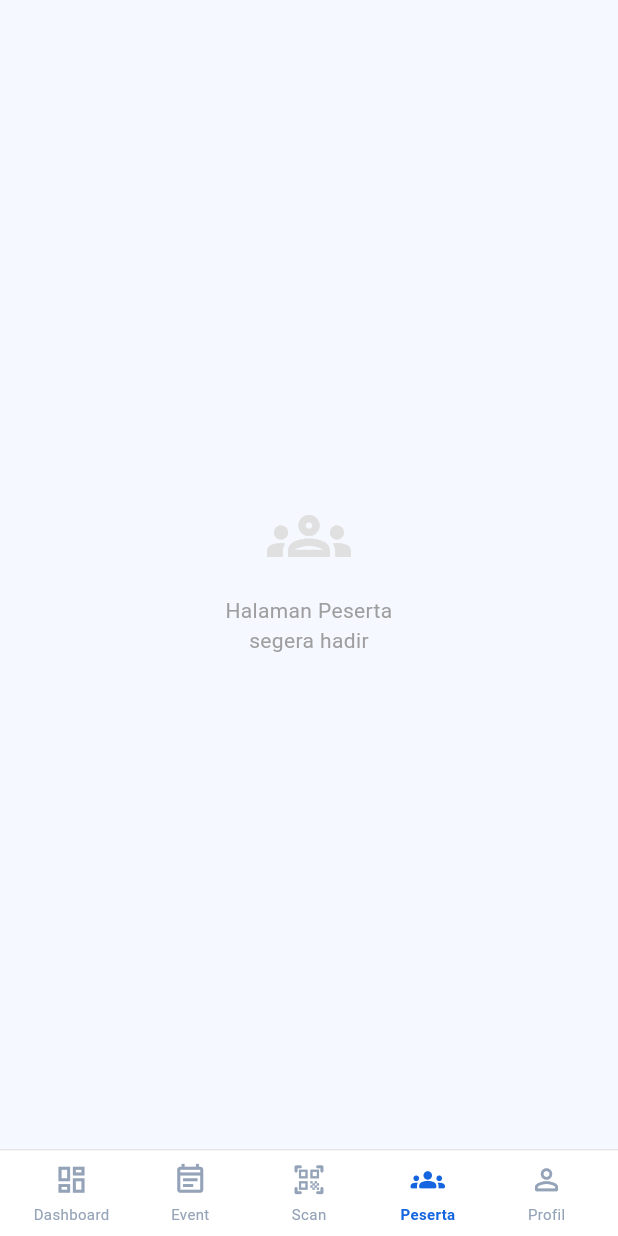
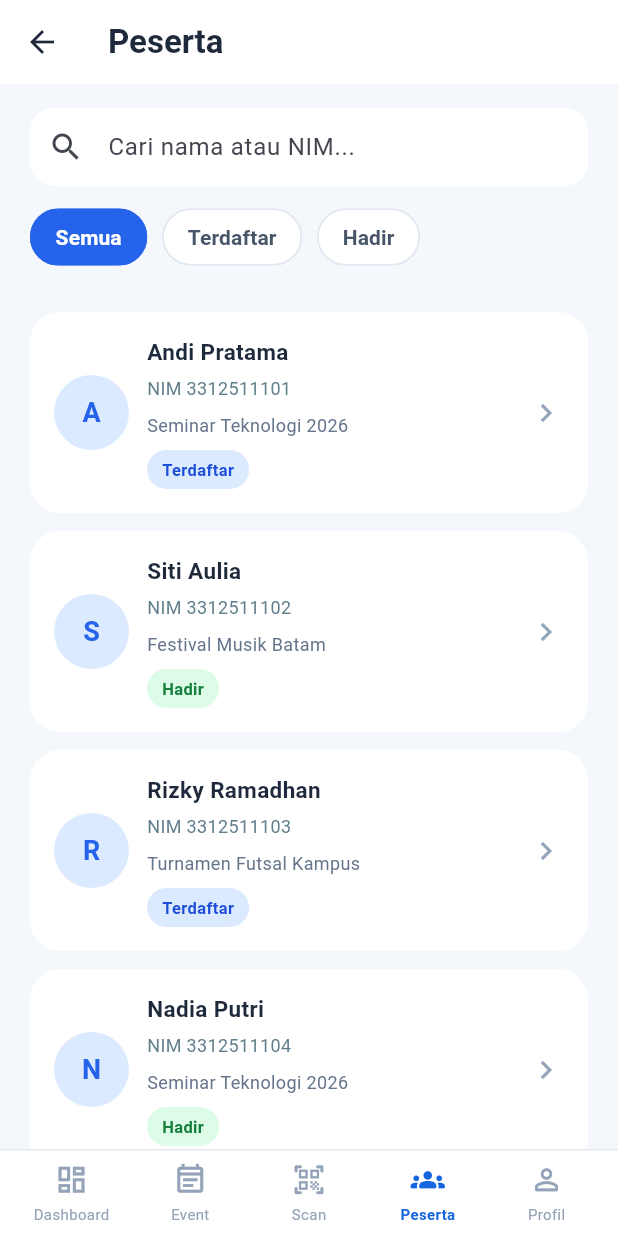
Before and after one commit to fajarharisetiawan02/Aplikasi_Event_Kampus_PBLIF3_MB05, a Flutter app: the OrganizerMainScreen screen opened directly, after a tap on "5 pembayaran menunggu konfirmasi", on a phone screen of 412 x 824 dp. Run offline on Flutter 3.47's test engine with Material 3 defaults, Android fonts, the light colour scheme and no system bars; our stand-ins replace qr_flutter; missing offline and left inert: mobile_scanner; accounts and stored records are empty.

Commit message:
Rafie 3312511136
Menambahkan fitur halaman scan tiket bagi peserta, dan juga menambahkan fitur halaman peserta/participant

```diff
--- a/lib/screens/organizer/organizer_main_screen.dart
+++ b/lib/screens/organizer/organizer_main_screen.dart
@@ -2,9 +2,9 @@ import 'package:flutter/material.dart';
 import '../../utils/app_colors.dart';
 import 'organizer_dashboard_screen.dart';
 import 'organizer_event_screen.dart';
+import 'organizer_scan_screen.dart';
+import 'organizer_participant_screen.dart';
 
-// Kerangka mode penyelenggara: bottom navigation 5 menu.
-// Dashboard dan Event sudah dibuat, menu lain masih placeholder.
 class OrganizerMainScreen extends StatefulWidget {
   const OrganizerMainScreen({super.key});
 
@@ -23,44 +23,37 @@ class _OrganizerMainScreenState extends State<OrganizerMainScreen> {
         onOpenPeserta: () => setState(() => _selectedIndex = 3),
       ),
       const OrganizerEventScreen(),
-      _placeholder('Scan tiket', Icons.qr_code_scanner_rounded),
-      _placeholder('Peserta', Icons.groups_outlined),
+      const OrganizerScanScreen(),
+      const OrganizerParticipantScreen(),
       _profilPlaceholder(),
     ];
 
     return Scaffold(
       backgroundColor: AppColors.background,
       body: SafeArea(
-        child: IndexedStack(index: _selectedIndex, children: pages),
+        child: IndexedStack(
+          index: _selectedIndex,
+          children: pages,
+        ),
       ),
       bottomNavigationBar: _bottomNav(),
     );
   }
 
-  Widget _placeholder(String label, IconData icon) {
-    return Center(
-      child: Column(
-        mainAxisSize: MainAxisSize.min,
-        children: [
-          Icon(icon, size: 56, color: Colors.grey.shade300),
-          const SizedBox(height: 12),
-          Text(
-            'Halaman $label\nsegera hadir',
-            textAlign: TextAlign.center,
-            style: const TextStyle(color: Colors.grey),
-          ),
-        ],
-      ),
-    );
-  }
+  // =========================
+  // PROFIL
+  // =========================
 
-  // Sementara menu Profil hanya menyediakan tombol untuk kembali ke mode peserta.
   Widget _profilPlaceholder() {
     return Center(
       child: Column(
         mainAxisSize: MainAxisSize.min,
         children: [
-          Icon(Icons.person_outline_rounded, size: 56, color: Colors.grey.shade300),
+          Icon(
+            Icons.person_outline_rounded,
+            size: 56,
+            color: Colors.grey.shade300,
+          ),
           const SizedBox(height: 12),
           const Text(
             'Halaman Profil\nsegera hadir',
@@ -74,8 +67,12 @@ class _OrganizerMainScreenState extends State<OrganizerMainScreen> {
             label: const Text('Kembali ke mode peserta'),
             style: OutlinedButton.styleFrom(
               foregroundColor: AppColors.primaryBlue,
-              side: const BorderSide(color: AppColors.primaryBlue),
-              shape: RoundedRectangleBorder(borderRadius: BorderRadius.circular(12)),
+              side: const BorderSide(
+                color: AppColors.primaryBlue,
+              ),
+              shape: RoundedRectangleBorder(
+                borderRadius: BorderRadius.circular(12),
+              ),
             ),
           ),
         ],
@@ -91,18 +88,48 @@ class _OrganizerMainScreenState extends State<OrganizerMainScreen> {
     return Container(
       decoration: const BoxDecoration(
         color: Colors.white,
-        border: Border(top: BorderSide(color: Color(0xFFE5E7EB))),
+        border: Border(
+          top: BorderSide(color: Color(0xFFE5E7EB)),
+        ),
       ),
       child: SafeArea(
         child: Padding(
-          padding: const EdgeInsets.symmetric(horizontal: 8, vertical: 8),
+          padding: const EdgeInsets.symmetric(
+            horizontal: 8,
+            vertical: 8,
+          ),
           child: Row(
             children: [
-              _navItem(Icons.dashboard_outlined, Icons.dashboard_rounded, 'Dashboard', 0),
-              _navItem(Icons.event_note_outlined, Icons.event_note_rounded, 'Event', 1),
-              _navItem(Icons.qr_code_scanner_rounded, Icons.qr_code_scanner_rounded, 'Scan', 2),
-              _navItem(Icons.groups_outlined, Icons.groups_rounded, 'Peserta', 3),
-              _navItem(Icons.person_outline_rounded, Icons.person_rounded, 'Profil', 4),
+              _navItem(
+                Icons.dashboard_outlined,
+                Icons.dashboard_rounded,
+                'Dashboard',
+                0,
+              ),
+              _navItem(
+                Icons.event_note_outlined,
+                Icons.event_note_rounded,
+                'Event',
+                1,
+              ),
+              _navItem(
+                Icons.qr_code_scanner_rounded,
+                Icons.qr_code_scanner_rounded,
+                'Scan',
+                2,
+              ),
+              _navItem(
+                Icons.groups_outlined,
+                Icons.groups_rounded,
+                'Peserta',
+                3,
+              ),
+              _navItem(
+                Icons.person_outline_rounded,
+                Icons.person_rounded,
+                'Profil',
+                4,
+              ),
             ],
           ),
         ),
@@ -110,24 +137,41 @@ class _OrganizerMainScreenState extends State<OrganizerMainScreen> {
     );
   }
 
-  Widget _navItem(IconData icon, IconData activeIcon, String label, int index) {
+  Widget _navItem(
+    IconData icon,
+    IconData activeIcon,
+    String label,
+    int index,
+  ) {
     final bool isSelected = _selectedIndex == index;
-    final Color color = isSelected ? AppColors.primaryBlue : const Color(0xFF94A3B8);
+    final Color color = isSelected
+        ? AppColors.primaryBlue
+        : const Color(0xFF94A3B8);
 
     return Expanded(
       child: GestureDetector(
-        onTap: () => setState(() => _selectedIndex = index),
+        onTap: () {
+          setState(() {
+            _selectedIndex = index;
+          });
+        },
         behavior: HitTestBehavior.opaque,
         child: Column(
           mainAxisSize: MainAxisSize.min,
           children: [
-            Icon(isSelected ? activeIcon : icon, size: 23, color: color),
+            Icon(
+              isSelected ? activeIcon : icon,
+              size: 23,
+              color: color,
+            ),
             const SizedBox(height: 4),
             Text(
               label,
               style: TextStyle(
                 fontSize: 10,
-                fontWeight: isSelected ? FontWeight.w600 : FontWeight.normal,
+                fontWeight: isSelected
+                    ? FontWeight.w600
+                    : FontWeight.normal,
                 color: color,
               ),
             ),
--- /dev/null
+++ b/lib/screens/organizer/organizer_participant_screen.dart
@@ -0,0 +1,242 @@
+import 'package:flutter/material.dart';
+import '../../utils/app_colors.dart';
+
+class OrganizerParticipantScreen extends StatefulWidget {
+  const OrganizerParticipantScreen({super.key});
+
+  @override
+  State<OrganizerParticipantScreen> createState() =>
+      _OrganizerParticipantScreenState();
+}
+
+class _OrganizerParticipantScreenState
+    extends State<OrganizerParticipantScreen> {
+  final TextEditingController _searchController = TextEditingController();
+
+  String _selectedFilter = 'Semua';
+
+  // Data contoh untuk tampilan awal.
+  // Nantinya bisa diganti dengan data dari API Laravel.
+  final List<Map<String, String>> _participants = [
+    {
+      'name': 'Andi Pratama',
+      'nim': '3312511101',
+      'event': 'Seminar Teknologi 2026',
+      'status': 'Terdaftar',
+    },
+    {
+      'name': 'Siti Aulia',
+      'nim': '3312511102',
+      'event': 'Festival Musik Batam',
+      'status': 'Hadir',
+    },
+    {
+      'name': 'Rizky Ramadhan',
+      'nim': '3312511103',
+      'event': 'Turnamen Futsal Kampus',
+      'status': 'Terdaftar',
+    },
+    {
+      'name': 'Nadia Putri',
+      'nim': '3312511104',
+      'event': 'Seminar Teknologi 2026',
+      'status': 'Hadir',
+    },
+  ];
+
+  @override
+  void dispose() {
+    _searchController.dispose();
+    super.dispose();
+  }
+
+  @override
+  Widget build(BuildContext context) {
+    final filteredParticipants = _participants.where((participant) {
+      final keyword = _searchController.text.toLowerCase();
+
+      final matchesSearch =
+          participant['name']!.toLowerCase().contains(keyword) ||
+          participant['nim']!.toLowerCase().contains(keyword);
+
+      final matchesFilter = _selectedFilter == 'Semua' ||
+          participant['status'] == _selectedFilter;
+
+      return matchesSearch && matchesFilter;
+    }).toList();
+
+    return Scaffold(
+      backgroundColor: const Color(0xFFF4F7FC),
+      appBar: AppBar(
+        backgroundColor: Colors.white,
+        elevation: 0,
+        foregroundColor: const Color(0xFF1E293B),
+        title: const Text(
+          'Peserta',
+          style: TextStyle(fontWeight: FontWeight.bold),
+        ),
+      ),
+      body: Column(
+        children: [
+          Padding(
+            padding: const EdgeInsets.fromLTRB(20, 16, 20, 12),
+            child: TextField(
+              controller: _searchController,
+              onChanged: (_) => setState(() {}),
+              decoration: InputDecoration(
+                hintText: 'Cari nama atau NIM...',
+                prefixIcon: const Icon(Icons.search),
+                filled: true,
+                fillColor: Colors.white,
+                contentPadding: const EdgeInsets.symmetric(vertical: 14),
+                border: OutlineInputBorder(
+                  borderRadius: BorderRadius.circular(16),
+                  borderSide: BorderSide.none,
+                ),
+              ),
+            ),
+          ),
+          SizedBox(
+            height: 44,
+            child: ListView(
+              scrollDirection: Axis.horizontal,
+              padding: const EdgeInsets.symmetric(horizontal: 20),
+              children: ['Semua', 'Terdaftar', 'Hadir'].map((filter) {
+                final selected = _selectedFilter == filter;
+
+                return Padding(
+                  padding: const EdgeInsets.only(right: 10),
+                  child: ChoiceChip(
+                    label: Text(filter),
+                    selected: selected,
+                    showCheckmark: false,
+                    selectedColor: const Color(0xFF2563EB),
+                    backgroundColor: Colors.white,
+                    labelStyle: TextStyle(
+                      color: selected ? Colors.white : const Color(0xFF475569),
+                      fontWeight: FontWeight.w600,
+                    ),
+                    shape: RoundedRectangleBorder(
+                      borderRadius: BorderRadius.circular(24),
+                      side: BorderSide(
+                        color: selected
+                            ? const Color(0xFF2563EB)
+                            : const Color(0xFFE2E8F0),
+                      ),
+                    ),
+                    onSelected: (_) {
+                      setState(() => _selectedFilter = filter);
+                    },
+                  ),
+                );
+              }).toList(),
+            ),
+          ),
+          const SizedBox(height: 8),
+          Expanded(
+            child: filteredParticipants.isEmpty
+                ? const Center(
+                    child: Text(
+                      'Peserta tidak ditemukan.',
+                      style: TextStyle(color: Colors.blueGrey),
+                    ),
+                  )
+                : ListView.builder(
+                    padding: const EdgeInsets.all(20),
+                    itemCount: filteredParticipants.length,
+                    itemBuilder: (context, index) {
+                      final participant = filteredParticipants[index];
+                      final isPresent = participant['status'] == 'Hadir';
+                      final name = participant['name']!;
+
+                      return Container(
+                        margin: const EdgeInsets.only(bottom: 12),
+                        padding: const EdgeInsets.all(16),
+                        decoration: BoxDecoration(
+                          color: Colors.white,
+                          borderRadius: BorderRadius.circular(20),
+                        ),
+                        child: Row(
+                          children: [
+                            CircleAvatar(
+                              radius: 25,
+                              backgroundColor: const Color(0xFFDBEAFE),
+                              child: Text(
+                                name.substring(0, 1).toUpperCase(),
+                                style: const TextStyle(
+                                  color: Color(0xFF2563EB),
+                                  fontWeight: FontWeight.bold,
+                                  fontSize: 18,
+                                ),
+                              ),
+                            ),
+                            const SizedBox(width: 12),
+                            Expanded(
+                              child: Column(
+                                crossAxisAlignment: CrossAxisAlignment.start,
+                                children: [
+                                  Text(
+                                    name,
+                                    style: const TextStyle(
+                                      fontWeight: FontWeight.bold,
+                                      fontSize: 15,
+                                      color: Color(0xFF1E293B),
+                                    ),
+                                  ),
+                                  const SizedBox(height: 5),
+                                  Text(
+                                    'NIM ${participant['nim']}',
+                                    style: const TextStyle(
+                                      fontSize: 12,
+                                      color: Colors.blueGrey,
+                                    ),
+                                  ),
+                                  const SizedBox(height: 8),
+                                  Text(
+                                    participant['event']!,
+                                    style: const TextStyle(
+                                      fontSize: 12,
+                                      color: Color(0xFF64748B),
+                                    ),
+                                  ),
+                                  const SizedBox(height: 8),
+                                  Container(
+                                    padding: const EdgeInsets.symmetric(
+                                      horizontal: 10,
+                                      vertical: 5,
+                                    ),
+                                    decoration: BoxDecoration(
+                                      color: isPresent
+                                          ? const Color(0xFFDCFCE7)
+                                          : const Color(0xFFDBEAFE),
+                                      borderRadius: BorderRadius.circular(20),
+                                    ),
+                                    child: Text(
+                                      participant['status']!,
+                                      style: TextStyle(
+                                        fontSize: 11,
+                                        fontWeight: FontWeight.w600,
+                                        color: isPresent
+                                            ? const Color(0xFF15803D)
+                                            : const Color(0xFF1D4ED8),
+                                      ),
+                                    ),
+                                  ),
+                                ],
+                              ),
+                            ),
+                            const Icon(
+                              Icons.chevron_right,
+                              color: Color(0xFF94A3B8),
+                            ),
+                          ],
+                        ),
+                      );
+                    },
+                  ),
+          ),
+        ],
+      ),
+    );
+  }
+}
--- /dev/null
+++ b/lib/screens/organizer/organizer_scan_screen.dart
@@ -0,0 +1,165 @@
+
+import 'package:flutter/material.dart';
+import 'package:mobile_scanner/mobile_scanner.dart';
+import '../../utils/app_colors.dart';
+
+class OrganizerScanScreen extends StatefulWidget {
+  const OrganizerScanScreen({super.key});
+
+  @override
+  State<OrganizerScanScreen> createState() =>
+      _OrganizerScanScreenState();
+}
+
+class _OrganizerScanScreenState
+    extends State<OrganizerScanScreen> {
+  final MobileScannerController _controller =
+      MobileScannerController();
+
+  bool _alreadyScanned = false;
+
+  @override
+  void dispose() {
+    _controller.dispose();
+    super.dispose();
+  }
+
+  void _onDetect(BarcodeCapture capture) {
+    if (_alreadyScanned) return;
+
+    for (final barcode in capture.barcodes) {
+      final value = barcode.rawValue;
+
+      if (value != null && value.isNotEmpty) {
+        _alreadyScanned = true;
+        _controller.stop();
+
+        if (!mounted) return;
+
+        showDialog<void>(
+          context: context,
+          builder: (dialogContext) => AlertDialog(
+            title: const Text('QR Berhasil Dibaca'),
+            content: SelectableText(
+              'Isi QR:\n$value',
+            ),
+            actions: [
+              TextButton(
+                onPressed: () {
+                  Navigator.pop(dialogContext);
+                  _alreadyScanned = false;
+                  _controller.start();
+                },
+                child: const Text('Scan Lagi'),
+              ),
+              TextButton(
+                onPressed: () => Navigator.pop(dialogContext),
+                child: const Text('Tutup'),
+              ),
+            ],
+          ),
+        );
+        break;
+      }
+    }
+  }
+
+  @override
+  Widget build(BuildContext context) {
+    return Scaffold(
+      backgroundColor: Colors.black,
+      appBar: AppBar(
+        title: const Text('Scan Tiket'),
+        backgroundColor: Colors.white,
+        foregroundColor: AppColors.textDark,
+        elevation: 0,
+      ),
+      body: Stack(
+        fit: StackFit.expand,
+        children: [
+          MobileScanner(
+            controller: _controller,
+            onDetect: _onDetect,
+            errorBuilder: (context, error) {
+              return Container(
+                color: const Color(0xFFF4F7FC),
+                padding: const EdgeInsets.all(24),
+                child: Center(
+                  child: Column(
+                    mainAxisSize: MainAxisSize.min,
+                    children: [
+                      const Icon(
+                        Icons.no_photography_outlined,
+                        size: 60,
+                        color: Colors.blueGrey,
+                      ),
+                      const SizedBox(height: 16),
+                      const Text(
+                        'Kamera tidak dapat dibuka',
+                        style: TextStyle(
+                          fontSize: 18,
+                          fontWeight: FontWeight.bold,
+                        ),
+                      ),
+                      const SizedBox(height: 8),
+                      Text(
+                        error.errorCode.message ??
+                            'Periksa izin kamera perangkat atau browser.',
+                        textAlign: TextAlign.center,
+                      ),
+                      const SizedBox(height: 16),
+                      ElevatedButton(
+                        onPressed: () => _controller.start(),
+                        child: const Text('Coba Lagi'),
+                      ),
+                    ],
+                  ),
+                ),
+              );
+            },
+          ),
+
+          // Bingkai panduan QR di atas preview kamera.
+          IgnorePointer(
+            child: Center(
+              child: Container(
+                width: 250,
+                height: 250,
+                decoration: BoxDecoration(
+                  border: Border.all(
+                    color: Colors.white,
+                    width: 3,
+                  ),
+                  borderRadius: BorderRadius.circular(24),
+                ),
+              ),
+            ),
+          ),
+
+          Positioned(
+            left: 20,
+            right: 20,
+            bottom: 24,
+            child: SafeArea(
+              child: Container(
+                padding: const EdgeInsets.all(16),
+                decoration: BoxDecoration(
+                  color: Colors.black.withValues(alpha: 0.65),
+                  borderRadius: BorderRadius.circular(16),
+                ),
+                child: const Text(
+                  'Arahkan kamera ke QR Code tiket peserta',
+                  textAlign: TextAlign.center,
+                  style: TextStyle(
+                    color: Colors.white,
+                    fontSize: 15,
+                  ),
+                ),
+              ),
+            ),
+          ),
+        ],
+      ),
+    );
+  }
+}
--- a/pubspec.yaml
+++ b/pubspec.yaml
@@ -44,6 +44,7 @@ dependencies:
   # Dipakai untuk menyimpan akun hasil register ke local storage HP,
   # supaya tidak hilang walau aplikasi ditutup total
   shared_preferences: ^2.3.2
+  mobile_scanner: ^7.4.2
 
 dev_dependencies:
   flutter_launcher_icons: ^0.14.1
```
Also changed, not shown: pubspec.lock, 1 other file.
